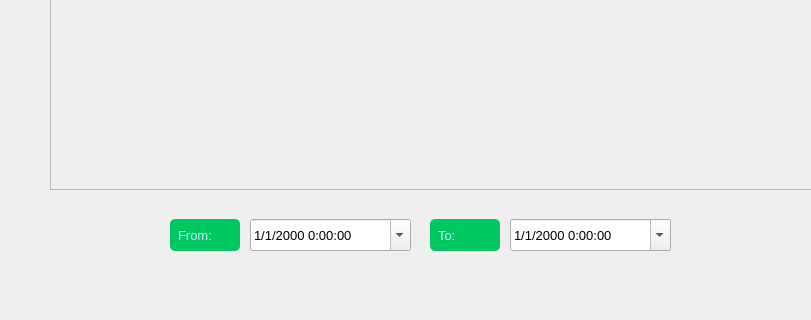
Above: InternProject.ui from deathstrokedarksky/intership before the change; both pictures show x 0 to 811 and y 451 to 771 of the 1322 by 771 pixel window. Below: the same form after it.
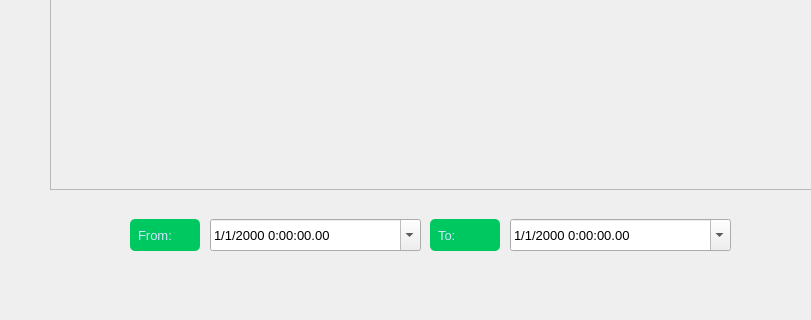
That is the form after the change.

What changed in the file:
```diff
--- a/InternProject.ui
+++ b/InternProject.ui
@@ -77,9 +77,9 @@
    <widget class="QDateTimeEdit" name="datetimefrom">
     <property name="geometry">
      <rect>
-      <x>250</x>
+      <x>210</x>
       <y>650</y>
-      <width>161</width>
+      <width>211</width>
       <height>32</height>
      </rect>
     </property>
@@ -105,7 +105,7 @@
      </time>
     </property>
     <property name="displayFormat">
-     <string>M/d/yyyy h:mm:ss</string>
+     <string>M/d/yyyy h:mm:ss.ms</string>
     </property>
     <property name="calendarPopup">
      <bool>true</bool>
@@ -117,7 +117,7 @@
    <widget class="QLabel" name="labelfrom">
     <property name="geometry">
      <rect>
-      <x>170</x>
+      <x>130</x>
       <y>650</y>
       <width>70</width>
       <height>32</height>
@@ -165,7 +165,7 @@
      <rect>
       <x>510</x>
       <y>650</y>
-      <width>161</width>
+      <width>221</width>
       <height>32</height>
      </rect>
     </property>
@@ -191,7 +191,7 @@
      </time>
     </property>
     <property name="displayFormat">
-     <string>M/d/yyyy h:mm:ss</string>
+     <string>M/d/yyyy h:mm:ss.ms</string>
     </property>
     <property name="calendarPopup">
      <bool>true</bool>
```
